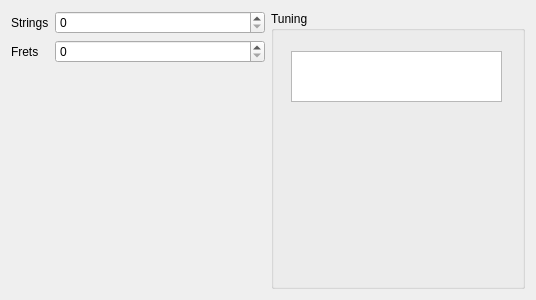
The window that ui/setting_guitar.ui (neimheadh/VMGB) describes before a commit, drawn with Qt 5.
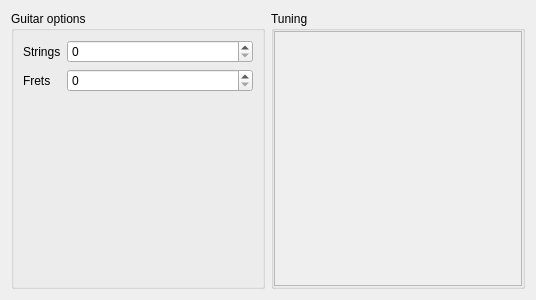
The same window after the commit.

Commit message: [Feature][#5] Guitar setting + EventManager

```diff
--- a/ui/setting_guitar.ui
+++ b/ui/setting_guitar.ui
@@ -10,12 +10,31 @@
     <height>300</height>
    </rect>
   </property>
+  <property name="sizePolicy">
+   <sizepolicy hsizetype="Expanding" vsizetype="Expanding">
+    <horstretch>0</horstretch>
+    <verstretch>0</verstretch>
+   </sizepolicy>
+  </property>
   <property name="windowTitle">
    <string>Form</string>
   </property>
   <layout class="QHBoxLayout" name="horizontalLayout">
+   <property name="sizeConstraint">
+    <enum>QLayout::SetMinAndMaxSize</enum>
+   </property>
    <item>
-    <layout class="QFormLayout" name="formLayout">
+    <widget class="QGroupBox" name="guitar_groupbox">
+     <property name="sizePolicy">
+      <sizepolicy hsizetype="MinimumExpanding" vsizetype="MinimumExpanding">
+       <horstretch>0</horstretch>
+       <verstretch>0</verstretch>
+      </sizepolicy>
+     </property>
+     <property name="title">
+      <string>Guitar options</string>
+     </property>
+     <layout class="QFormLayout" name="formLayout_2">
      <item row="0" column="0">
       <widget class="QLabel" name="strings_label">
        <property name="text">
@@ -44,27 +63,58 @@
       </widget>
      </item>
     </layout>
+    </widget>
    </item>
-   <item>
-    <layout class="QVBoxLayout" name="verticalLayout">
      <item>
       <widget class="QGroupBox" name="tuning_groupbox">
+     <property name="sizePolicy">
+      <sizepolicy hsizetype="MinimumExpanding" vsizetype="MinimumExpanding">
+       <horstretch>0</horstretch>
+       <verstretch>0</verstretch>
+      </sizepolicy>
+     </property>
        <property name="title">
         <string>Tuning</string>
        </property>
-       <widget class="QTextEdit" name="tuning_input">
+     <layout class="QFormLayout" name="formLayout">
+      <property name="horizontalSpacing">
+       <number>0</number>
+      </property>
+      <property name="verticalSpacing">
+       <number>0</number>
+      </property>
+      <property name="leftMargin">
+       <number>0</number>
+      </property>
+      <property name="topMargin">
+       <number>0</number>
+      </property>
+      <property name="rightMargin">
+       <number>0</number>
+      </property>
+      <property name="bottomMargin">
+       <number>0</number>
+      </property>
+      <item row="0" column="1">
+       <widget class="QScrollArea" name="tuning_scroll">
+        <property name="widgetResizable">
+         <bool>true</bool>
+        </property>
+        <widget class="QWidget" name="tuning_area">
         <property name="geometry">
          <rect>
-          <x>20</x>
-          <y>40</y>
-          <width>211</width>
-          <height>51</height>
-         </rect>
-        </property>
+           <x>0</x>
+           <y>0</y>
+           <width>248</width>
+           <height>253</height>
+          </rect>
+         </property>
+         <layout class="QFormLayout" name="formLayout_3"/>
        </widget>
       </widget>
      </item>
     </layout>
+    </widget>
    </item>
   </layout>
  </widget>
```
Left out of the diff: 4 changed lines with no effect on the pictures. Lines whose indentation alone changed are shown as unchanged. The commit also changes 45 other files.
